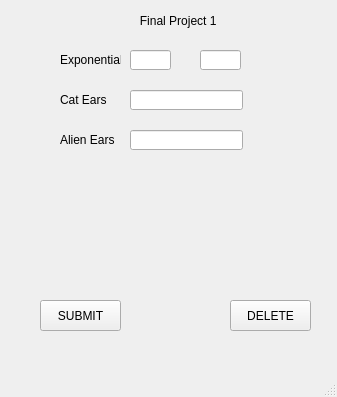
Stoggy1/project1, file view.ui: the form before one commit.
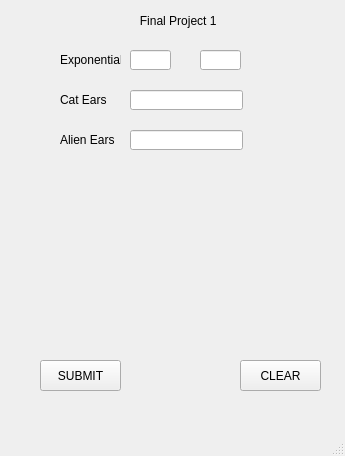
The form after the commit.

What changed in the file:
```diff
--- a/view.ui
+++ b/view.ui
@@ -6,8 +6,8 @@
    <rect>
     <x>0</x>
     <y>0</y>
-    <width>337</width>
-    <height>397</height>
+    <width>345</width>
+    <height>456</height>
    </rect>
   </property>
   <property name="windowTitle">
@@ -100,7 +100,7 @@
     <property name="geometry">
      <rect>
       <x>40</x>
-      <y>300</y>
+      <y>360</y>
       <width>81</width>
       <height>31</height>
      </rect>
@@ -112,23 +112,23 @@
    <widget class="QPushButton" name="pushButton_2">
     <property name="geometry">
      <rect>
-      <x>230</x>
-      <y>300</y>
+      <x>240</x>
+      <y>360</y>
       <width>81</width>
       <height>31</height>
      </rect>
     </property>
     <property name="text">
-     <string>DELETE</string>
+     <string>CLEAR</string>
     </property>
    </widget>
    <widget class="QLabel" name="label_5">
     <property name="geometry">
      <rect>
-      <x>40</x>
-      <y>160</y>
+      <x>50</x>
+      <y>180</y>
       <width>261</width>
-      <height>131</height>
+      <height>151</height>
      </rect>
     </property>
     <property name="text">
```
Left out of the diff: 28 changed lines with no effect on the pictures.
